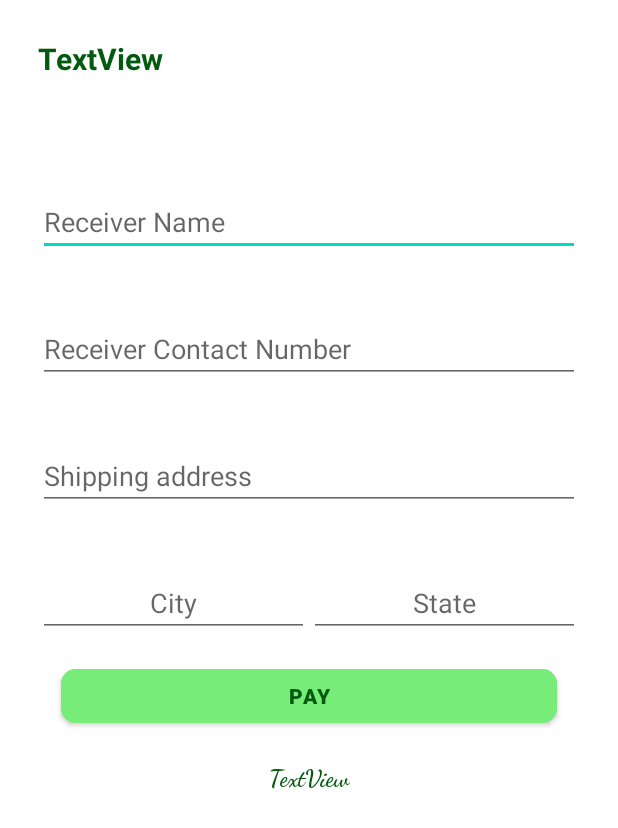
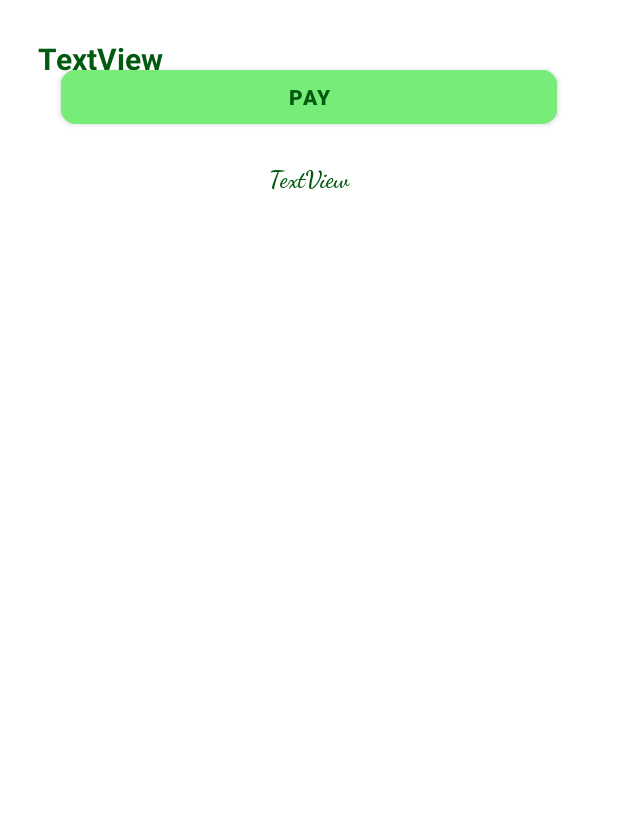
Before and after one commit to aesha1908/GreenRise, an Android app: the layout fragment_checkout.xml on its own in the app's theme, with its tools: preview values and no code run, on a phone screen of 412 x 824 dp. Shown: the top 828 px of the screen. Run offline under Robolectric (Android 15) with nearby library versions, the phone set to English and light mode, and no system bars.

Commit message:
3/3/2023

```diff
--- a/app/src/main/java/com/example/greenrise_sgp/WishFragment.java
+++ b/app/src/main/java/com/example/greenrise_sgp/WishFragment.java
@@ -55,7 +55,6 @@ public class WishFragment extends Fragment {
         View view=inflater.inflate(R.layout.fragment_order, container, false);
         FirebaseDatabase db = FirebaseDatabase.getInstance();
         DatabaseReference wishlist =  db.getReference("Users").child(FirebaseAuth.getInstance().getCurrentUser().getUid()).child("WishList");
-        DatabaseReference wishlistForPresentUser =  db.getReference("Users").child(FirebaseAuth.getInstance().getCurrentUser().getUid()).child("WishListPresentUser");
         wishlist.addListenerForSingleValueEvent(new ValueEventListener() {
             @Override
             public void onDataChange(@NonNull DataSnapshot snapshot) {
@@ -71,7 +70,7 @@ public class WishFragment extends Fragment {
                         String parent = dataSnapshot.child("parent").getValue().toString();
                         String image = dataSnapshot.child("image").getValue().toString();
                         wishModel wm = new wishModel(name, unitprice, currentdate, currenttime, UUID, SUID,parent, image);
-                        wishlistForPresentUser.child(String.valueOf(parent)).setValue(wm);
+                        wishlist.child(String.valueOf(parent)).setValue(wm);
                     }
 
                 }
--- a/app/src/main/res/layout/fragment_checkout.xml
+++ b/app/src/main/res/layout/fragment_checkout.xml
@@ -23,75 +23,74 @@
             android:textSize="20sp"
             android:textStyle="bold" />
 
-        <EditText
-            android:id="@+id/editTextTextPersonName"
-            android:layout_width="match_parent"
-            android:layout_height="wrap_content"
-            android:layout_below="@id/textView"
-            android:layout_alignParentStart="true"
-            android:layout_alignParentTop="true"
-            android:layout_marginTop="100dp"
-            android:ems="10"
-            android:hint="Receiver Name"
-            android:inputType="textPersonName" />
+<!--        <EditText-->
+<!--            android:id="@+id/editTextTextPersonName"-->
+<!--            android:layout_width="match_parent"-->
+<!--            android:layout_height="wrap_content"-->
+<!--            android:layout_below="@id/textView"-->
+<!--            android:layout_alignParentStart="true"-->
+<!--            android:layout_alignParentTop="true"-->
+<!--            android:layout_marginTop="100dp"-->
+<!--            android:ems="10"-->
+<!--            android:hint="Receiver Name"-->
+<!--            android:inputType="textPersonName" />-->
 
-        <EditText
-            android:id="@+id/editTextPhone"
-            android:layout_width="match_parent"
-            android:layout_height="wrap_content"
-            android:layout_below="@id/editTextTextPersonName"
-            android:layout_marginTop="39dp"
-            android:ems="10"
-            android:hint="Receiver Contact Number"
-            android:inputType="phone" />
+<!--        <EditText-->
+<!--            android:id="@+id/editTextPhone"-->
+<!--            android:layout_width="match_parent"-->
+<!--            android:layout_height="wrap_content"-->
+<!--            android:layout_below="@id/editTextTextPersonName"-->
+<!--            android:layout_marginTop="39dp"-->
+<!--            android:ems="10"-->
+<!--            android:hint="Receiver Contact Number"-->
+<!--            android:inputType="phone" />-->
 
-        <EditText
-            android:id="@+id/editTextTextPostalAddress2"
-            android:layout_width="match_parent"
-            android:layout_height="wrap_content"
-            android:layout_below="@id/editTextPhone"
-            android:layout_marginTop="39dp"
-            android:ems="10"
-            android:hint="Shipping address"
-            android:inputType="textPostalAddress"
-             />
+<!--        <EditText-->
+<!--            android:id="@+id/editTextTextPostalAddress2"-->
+<!--            android:layout_width="match_parent"-->
+<!--            android:layout_height="wrap_content"-->
+<!--            android:layout_below="@id/editTextPhone"-->
+<!--            android:layout_marginTop="39dp"-->
+<!--            android:ems="10"-->
+<!--            android:hint="Shipping address"-->
+<!--            android:inputType="textPostalAddress"-->
+<!--             />-->
 
-        <LinearLayout
-            android:id="@+id/LL"
-            android:layout_width="wrap_content"
-            android:layout_height="wrap_content"
-            android:layout_below="@id/editTextTextPostalAddress2">
+<!--        <LinearLayout-->
+<!--            android:id="@+id/LL"-->
+<!--            android:layout_width="wrap_content"-->
+<!--            android:layout_height="wrap_content"-->
+<!--            android:layout_below="@id/editTextTextPostalAddress2">-->
 
-            <EditText
-                android:id="@+id/editTextCity"
-                android:layout_width="wrap_content"
-                android:layout_height="wrap_content"
-                android:layout_below="@id/editTextTextPostalAddress2"
-                android:layout_marginTop="39dp"
-                android:ems="10"
-                android:gravity="center"
-                android:layout_weight="1"
-                android:hint="City"
-                android:inputType="textPersonName" />
+<!--            <EditText-->
+<!--                android:id="@+id/editTextCity"-->
+<!--                android:layout_width="wrap_content"-->
+<!--                android:layout_height="wrap_content"-->
+<!--                android:layout_below="@id/editTextTextPostalAddress2"-->
+<!--                android:layout_marginTop="39dp"-->
+<!--                android:ems="10"-->
+<!--                android:gravity="center"-->
+<!--                android:layout_weight="1"-->
+<!--                android:hint="City"-->
+<!--                android:inputType="textPersonName" />-->
 
-        <EditText
-            android:id="@+id/editTextState"
-            android:layout_width="wrap_content"
-            android:layout_height="wrap_content"
-            android:layout_below="@id/editTextTextPostalAddress2"
-            android:layout_toRightOf="@id/editTextCity"
-            android:ems="10"
-            android:layout_weight="1"
-            android:gravity="center"
-            android:layout_marginTop="39dp"
-            android:hint="State"
-            android:inputType="textPersonName" />
-        </LinearLayout>
+<!--        <EditText-->
+<!--            android:id="@+id/editTextState"-->
+<!--            android:layout_width="wrap_content"-->
+<!--            android:layout_height="wrap_content"-->
+<!--            android:layout_below="@id/editTextTextPostalAddress2"-->
+<!--            android:layout_toRightOf="@id/editTextCity"-->
+<!--            android:ems="10"-->
+<!--            android:layout_weight="1"-->
+<!--            android:gravity="center"-->
+<!--            android:layout_marginTop="39dp"-->
+<!--            android:hint="State"-->
+<!--            android:inputType="textPersonName" />-->
+<!--        </LinearLayout>-->
         <Button
             android:id="@+id/button6"
             android:layout_width="match_parent"
             android:layout_height="wrap_content"
-            android:layout_below="@+id/LL"
             android:backgroundTint="#77EC79"
             android:text="pay"
             android:textColor="@color/green"
```
Also changed, not shown: app/src/main/java/com/example/greenrise_sgp/BuyFragment.java (+2 -31 lines), app/src/main/java/com/example/greenrise_sgp/OrderFragment.java (+2 -31 lines), app/src/main/java/com/example/greenrise_sgp/cartAdapter.java (+8 -7 lines), app/src/main/java/com/example/greenrise_sgp/checkoutFragment.java (+57 -65 lines), app/src/main/java/com/example/greenrise_sgp/descFragmant.java (+4 -4 lines).
